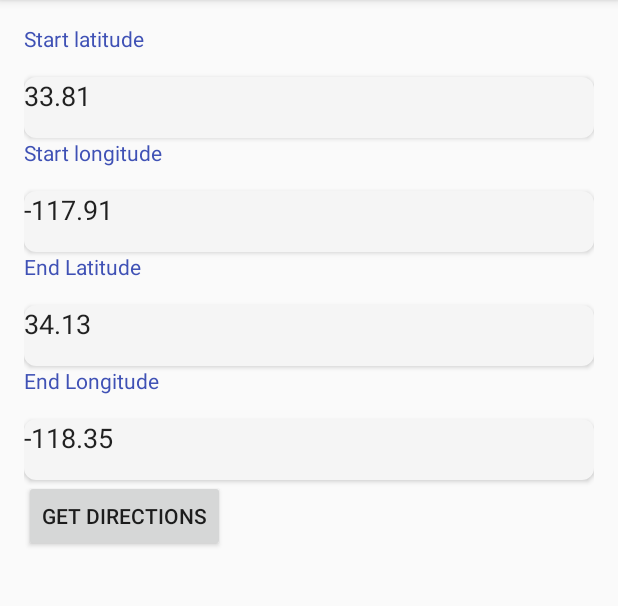
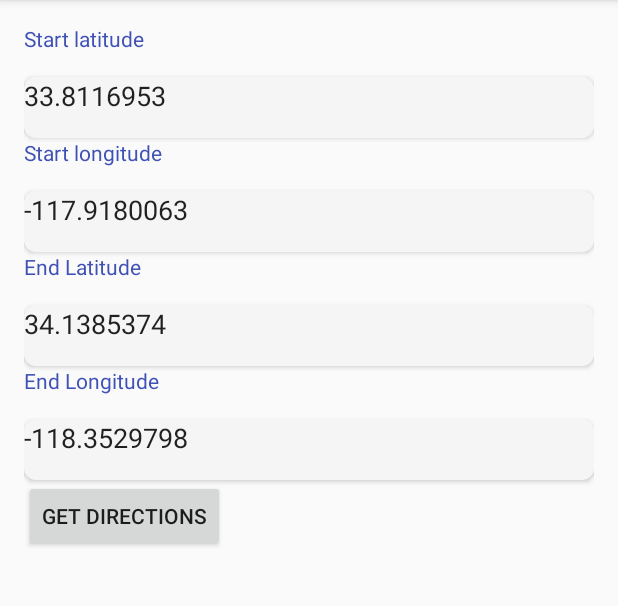
Before and after one commit to loukspan/Distributed2017AndroidApp, an Android app: the screen it shows after launch (MainActivity), on a phone screen of 412 x 824 dp, the part 84-690 px from its top. Run offline under Robolectric (Android 15) with nearby library versions, the phone set to English and light mode, and no system bars.

Commit message:
Fixed connection with server and default dirs

```diff
--- a/app/build.gradle
+++ b/app/build.gradle
@@ -5,7 +5,7 @@ android {
     buildToolsVersion "25.0.2"
     defaultConfig {
         applicationId "com.distributed.distributed2017androidapp"
-        minSdkVersion 23
+        minSdkVersion 19
         targetSdkVersion 25
         versionCode 1
         versionName "1.0"
@@ -24,7 +24,7 @@ dependencies {
     androidTestCompile('com.android.support.test.espresso:espresso-core:2.2.2', {
         exclude group: 'com.android.support', module: 'support-annotations'
     })
-    compile 'com.android.support:appcompat-v7:25.2.0'
+    compile 'com.android.support:appcompat-v7:25.3.1'
     testCompile 'junit:junit:4.12'
     // https://mvnrepository.com/artifact/org.json/json
     compile group: 'org.json', name: 'json', version: '20160810'
--- a/app/src/main/res/values/strings.xml
+++ b/app/src/main/res/values/strings.xml
@@ -5,8 +5,8 @@
     <string name="EndLat">End Latitude</string>
     <string name="EndLon">End Longitude</string>
     <string name="GetDirs">Get Directions</string>
-    <string name="DefaultStartLat">33.81</string>
-    <string name="DefaultStartLon">-117.91</string>
-    <string name="DefaultEndLat">34.13</string>
-    <string name="DefaultEndLon">-118.35</string>
+    <string name="DefaultStartLat">33.8116953</string>
+    <string name="DefaultStartLon">-117.9180063</string>
+    <string name="DefaultEndLat">34.1385374</string>
+    <string name="DefaultEndLon">-118.3529798</string>
 </resources>
--- a/build.gradle
+++ b/build.gradle
@@ -5,7 +5,7 @@ buildscript {
         jcenter()
     }
     dependencies {
-        classpath 'com.android.tools.build:gradle:2.2.3'
+        classpath 'com.android.tools.build:gradle:2.3.1'
 
         // NOTE: Do not place your application dependencies here; they belong
         // in the individual module build.gradle files
```
Also changed, not shown: app/src/main/java/com/distributed/distributed2017androidapp/Controller/HandleConnections.java (+13 -6 lines), app/src/main/java/com/distributed/distributed2017androidapp/MainActivity.java (+8 -2 lines), gradle/wrapper/gradle-wrapper.properties.
